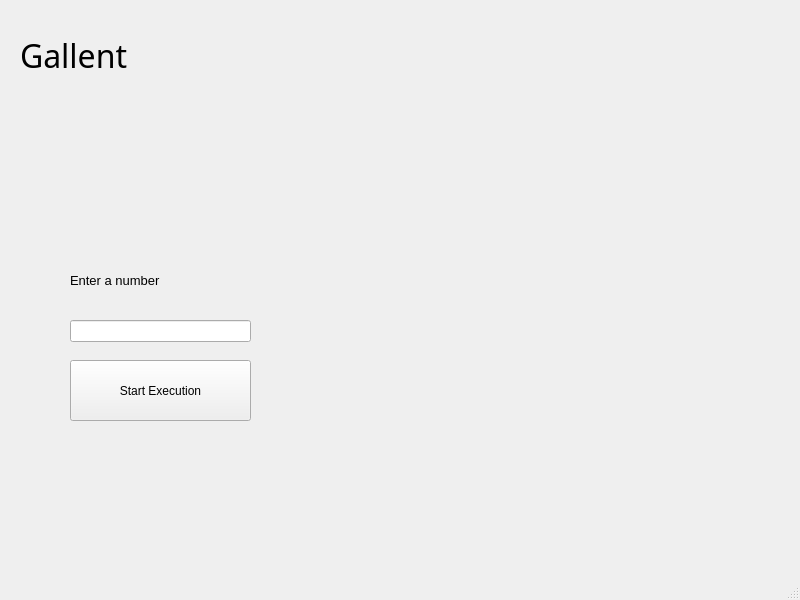
The window that Gallent/mainwindow.ui (FANDIM-wolf/Gallenty) describes before a commit, drawn with Qt 5.
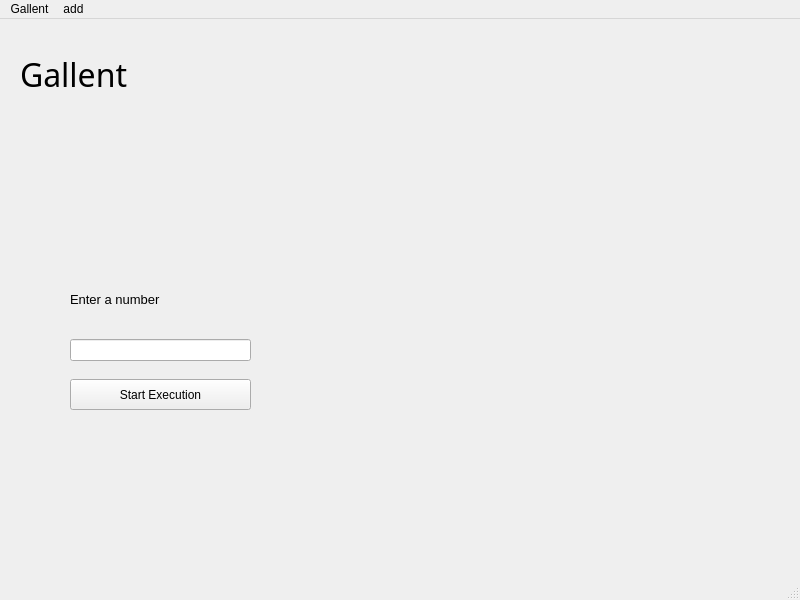
The same window after the commit.

What changed in the file:
```diff
--- a/Gallent/mainwindow.ui
+++ b/Gallent/mainwindow.ui
@@ -20,7 +20,7 @@
       <x>70</x>
       <y>360</y>
       <width>181</width>
-      <height>61</height>
+      <height>31</height>
      </rect>
     </property>
     <property name="text">
@@ -111,6 +111,19 @@
      <height>26</height>
     </rect>
    </property>
+   <widget class="QMenu" name="menuGallent">
+    <property name="title">
+     <string>Gallent</string>
+    </property>
+   </widget>
+   <widget class="QMenu" name="menuadd">
+    <property name="title">
+     <string>add</string>
+    </property>
+    <addaction name="newuser"/>
+   </widget>
+   <addaction name="menuGallent"/>
+   <addaction name="menuadd"/>
   </widget>
   <widget class="QStatusBar" name="statusbar"/>
  </widget>
```
Left out of the diff: 10 changed lines with no effect on the pictures.
